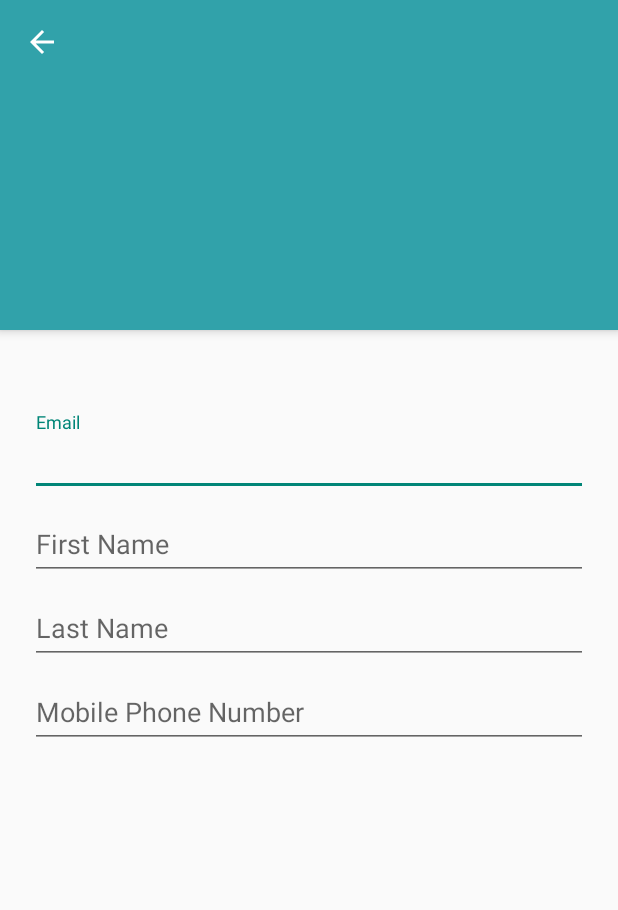
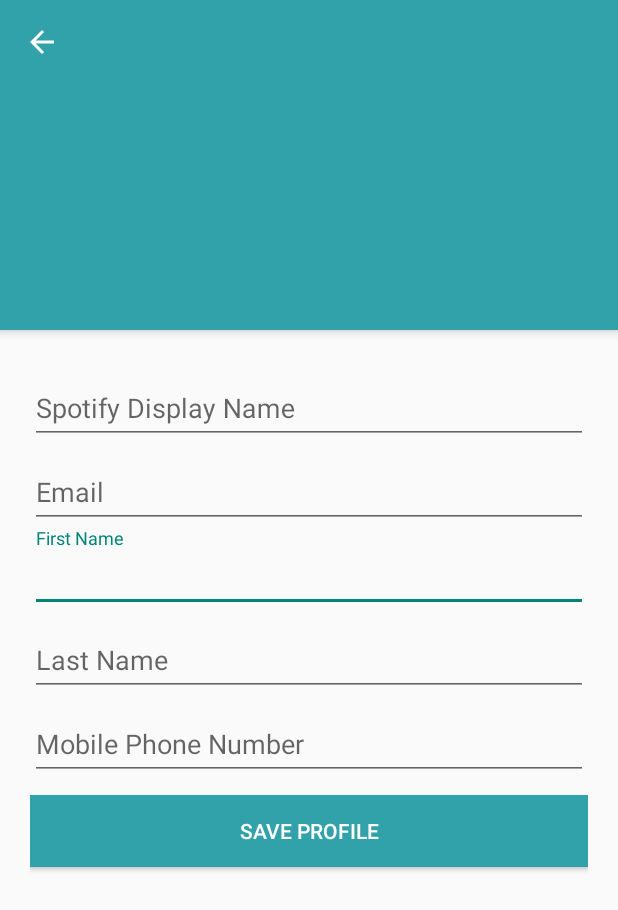
Before and after one commit to cmspray/groupify-android, an Android app: the ProfileActivity screen opened directly, with no data from a screen before it, on a phone screen of 412 x 824 dp. Shown: the top 910 px of the screen. Run offline under Robolectric (Android 15) with nearby library versions, the phone set to English and light mode, and no system bars.

Commit message:
Profile Activity User Head Scratcher

```diff
--- a/app/src/main/java/com/groupify/groupify/ProfileActivity.java
+++ b/app/src/main/java/com/groupify/groupify/ProfileActivity.java
@@ -13,11 +13,15 @@ import android.os.Bundle;
 import android.support.annotation.Nullable;
 import android.support.v7.app.AppCompatActivity;
 import android.support.v7.widget.Toolbar;
+import android.util.Log;
 import android.view.MenuItem;
+import android.view.View;
+import android.widget.Button;
 import android.widget.ImageView;
 import android.widget.TextView;
 
 import com.groupify.groupify.dto.GroupifyImage;
+import com.groupify.groupify.dto.PutUserRequest;
 import com.groupify.groupify.dto.User;
 import com.groupify.groupify.dto.UserResponse;
 import com.groupify.groupify.retrofit.RetrofitHelper;
@@ -25,15 +29,21 @@ import com.groupify.groupify.retrofit.RetrofitHelper;
 import java.io.InputStream;
 import java.net.URL;
 
+import okhttp3.ResponseBody;
 import retrofit2.Call;
 import retrofit2.Callback;
 import retrofit2.Response;
+import retrofit2.Retrofit;
 
 public class ProfileActivity extends AppCompatActivity implements Callback<UserResponse> {
 
     private TextView displayName;
     private TextView email;
+    private TextView firstName;
+    private TextView lastName;
+    private TextView phoneNumber;
     private ImageView profileImage;
+    private User user;
 
     @Override
     public void onCreate(@Nullable Bundle savedInstanceState) {
@@ -45,8 +55,37 @@ public class ProfileActivity extends AppCompatActivity implements Callback<UserR
         displayName = findViewById(R.id.user_display_name);
         email = findViewById(R.id.user_email);
         profileImage = findViewById(R.id.user_profile_image);
+        firstName = findViewById(R.id.user_first_name);
+        lastName = findViewById(R.id.user_last_name);
+        phoneNumber = findViewById(R.id.user_phone);
 
-        RetrofitHelper.getUserInformation(this, this);
+        RetrofitHelper.getUser(this, this);
+        RetrofitHelper.getUserInformation(this,this);
+        final Button saveButton = findViewById(R.id.save_profile);
+        saveButton.setOnClickListener(new View.OnClickListener() {
+            public void onClick(View v) {
+               saveProfile();
+            }
+        });
+    }
+
+    public void saveProfile() {
+        PutUserRequest user = new PutUserRequest();
+        user.setFirstName(firstName.getEditableText().toString());
+        user.setLastName(lastName.getEditableText().toString());
+        user.setPhoneNumber(phoneNumber.getEditableText().toString());
+
+        RetrofitHelper.putUser(this, user, new Callback<ResponseBody>() {
+            @Override
+            public void onResponse(Call<ResponseBody> call, Response<ResponseBody> response) {
+            Log.e("Blah blah","No way");
+            }
+
+            @Override
+            public void onFailure(Call<ResponseBody> call, Throwable t) {
+
+            }
+        });
     }
 
     @Override
@@ -60,9 +99,18 @@ public class ProfileActivity extends AppCompatActivity implements Callback<UserR
 
     @Override
     public void onResponse(Call<UserResponse> call, Response<UserResponse> response) {
-        User user = response.body().getUser();
+        user = response.body().getUser();
         displayName.setText(user.getDisplayName());
         email.setText(user.getEmail());
+        if(user.getFirstName() != null) {
+            firstName.setText(user.getFirstName());
+        }
+        if(user.getLastName() != null) {
+            lastName.setText(user.getLastName());
+        }
+        if(user.getPhoneNumber() != null) {
+            phoneNumber.setText(user.getPhoneNumber());
+        }
         if(!user.getImages().isEmpty()) {
             final String imageUrl = user.getImages().get(0).getImageUrl();
 
--- a/app/src/main/java/com/groupify/groupify/retrofit/GroupifyService.java
+++ b/app/src/main/java/com/groupify/groupify/retrofit/GroupifyService.java
@@ -7,6 +7,8 @@ import com.groupify.groupify.dto.CreateUserResponse;
 import com.groupify.groupify.dto.Group;
 import com.groupify.groupify.dto.GroupRequest;
 import com.groupify.groupify.dto.GroupifyUser;
+import com.groupify.groupify.dto.PutUserRequest;
+import com.groupify.groupify.dto.User;
 import com.groupify.groupify.dto.UserResponse;
 
 import okhttp3.ResponseBody;
@@ -17,6 +19,7 @@ import retrofit2.http.FormUrlEncoded;
 import retrofit2.http.GET;
 import retrofit2.http.Header;
 import retrofit2.http.POST;
+import retrofit2.http.PUT;
 import retrofit2.http.Path;
 import retrofit2.http.Query;
 
@@ -31,6 +34,9 @@ public interface GroupifyService {
 
 	@GET("user/me")
 	Call<UserResponse> getUserInfo(@Header("Authorization") String authToken);
+
+	@PUT("user/{id}")
+	Call<ResponseBody> putUser(@Header("Authorization") String authToken,@Path("id") int userId, @Body PutUserRequest groupifyUser);
 
 	//GROUPS
 	@GET("group")
--- a/app/src/main/java/com/groupify/groupify/retrofit/RetrofitHelper.java
+++ b/app/src/main/java/com/groupify/groupify/retrofit/RetrofitHelper.java
@@ -12,6 +12,7 @@ import com.groupify.groupify.dto.CreateUserResponse;
 import com.groupify.groupify.dto.Group;
 import com.groupify.groupify.dto.GroupRequest;
 import com.groupify.groupify.dto.GroupifyUser;
+import com.groupify.groupify.dto.PutUserRequest;
 import com.groupify.groupify.dto.User;
 import com.groupify.groupify.dto.UserResponse;
 
@@ -52,6 +53,10 @@ public final class RetrofitHelper {
 		groupifyService.getUser(PreferenceHelper.Companion.getAuth(context), PreferenceHelper.Companion.getSpotifyUserId(context)).enqueue(postUserResponse);
 	}
 
+	public static void putUser(Context context, PutUserRequest groupifyUser, Callback<ResponseBody> postUserResponse) {
+		groupifyService.putUser(PreferenceHelper.Companion.getAuth(context),PreferenceHelper.Companion.getUserId(context), groupifyUser).enqueue(postUserResponse);
+	}
+
 	public static void addGroup(Context context, String groupName) {
 		groupifyService.createGroup(PreferenceHelper.Companion.getAuth(context), new GroupRequest(groupName, PreferenceHelper.Companion.getSpotifyUserId(context), PreferenceHelper.Companion.getUserId(context))).enqueue(new Callback<ResponseBody>() {
 			@Override
--- a/app/src/main/res/layout/activity_profile.xml
+++ b/app/src/main/res/layout/activity_profile.xml
@@ -31,15 +31,17 @@
         android:orientation="vertical"
         android:padding="20dp">
 
-        <TextView
-            android:id="@+id/user_display_name"
+        <android.support.design.widget.TextInputLayout
             android:layout_width="match_parent"
-            android:layout_height="wrap_content"
-            android:textColor="@color/colorPrimary"
-            android:textSize="18sp"
-            android:textStyle="bold"
-            android:layout_marginBottom="10dp"
-            />
+            android:layout_height="wrap_content">
+
+            <android.support.design.widget.TextInputEditText
+                android:id="@+id/user_display_name"
+                android:layout_width="match_parent"
+                android:layout_height="wrap_content"
+                android:hint="Spotify Display Name"
+                android:focusable="false"/>
+        </android.support.design.widget.TextInputLayout>
 
         <android.support.design.widget.TextInputLayout
             android:layout_width="match_parent"
@@ -49,7 +51,8 @@
                 android:id="@+id/user_email"
                 android:layout_width="match_parent"
                 android:layout_height="wrap_content"
-                android:hint="Email" />
+                android:hint="Email"
+                android:focusable="false"/>
         </android.support.design.widget.TextInputLayout>
 
         <android.support.design.widget.TextInputLayout
@@ -88,5 +91,14 @@
                 android:hint="Mobile Phone Number"/>
         </android.support.design.widget.TextInputLayout>
 
+        <Button
+            android:id="@+id/save_profile"
+            android:layout_width="match_parent"
+            android:layout_height="wrap_content"
+            android:background="@color/colorPrimary"
+            android:text="Save Profile"
+            android:textColor="@android:color/white"
+            android:layout_marginTop="10dp"
+            />
     </LinearLayout>
 </RelativeLayout>
```
Also changed, not shown: app/src/main/java/com/groupify/groupify/dto/PutUserRequest.java (added, +37 -0 lines), app/src/main/java/com/groupify/groupify/dto/User.java (+21 -0 lines).
